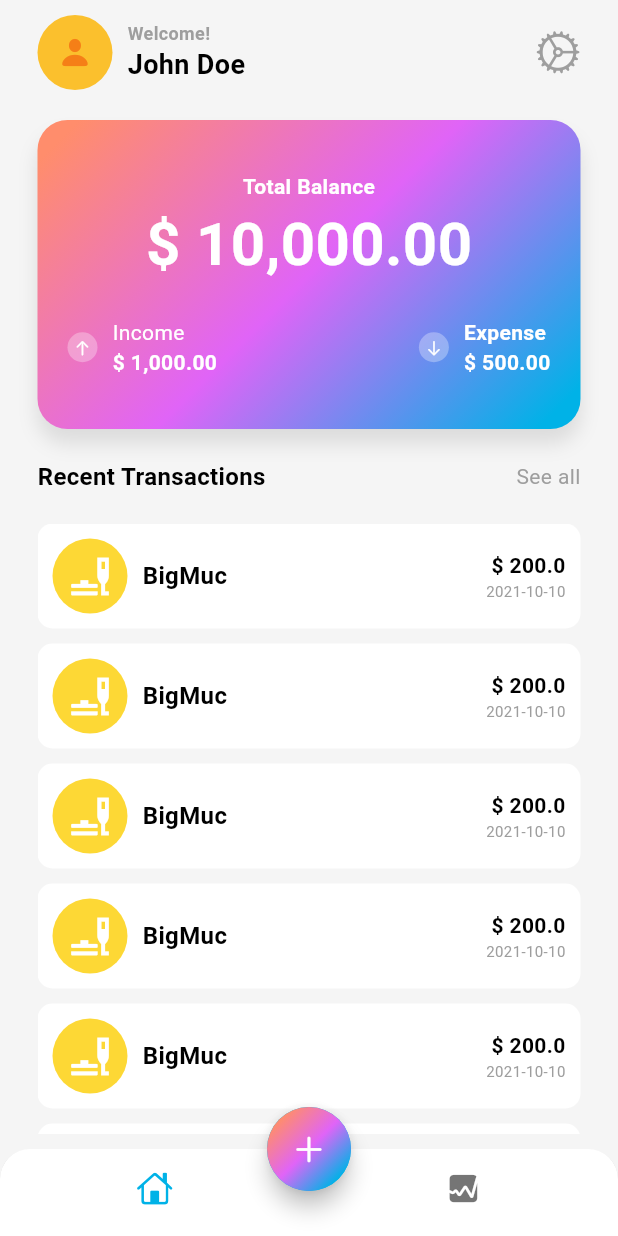
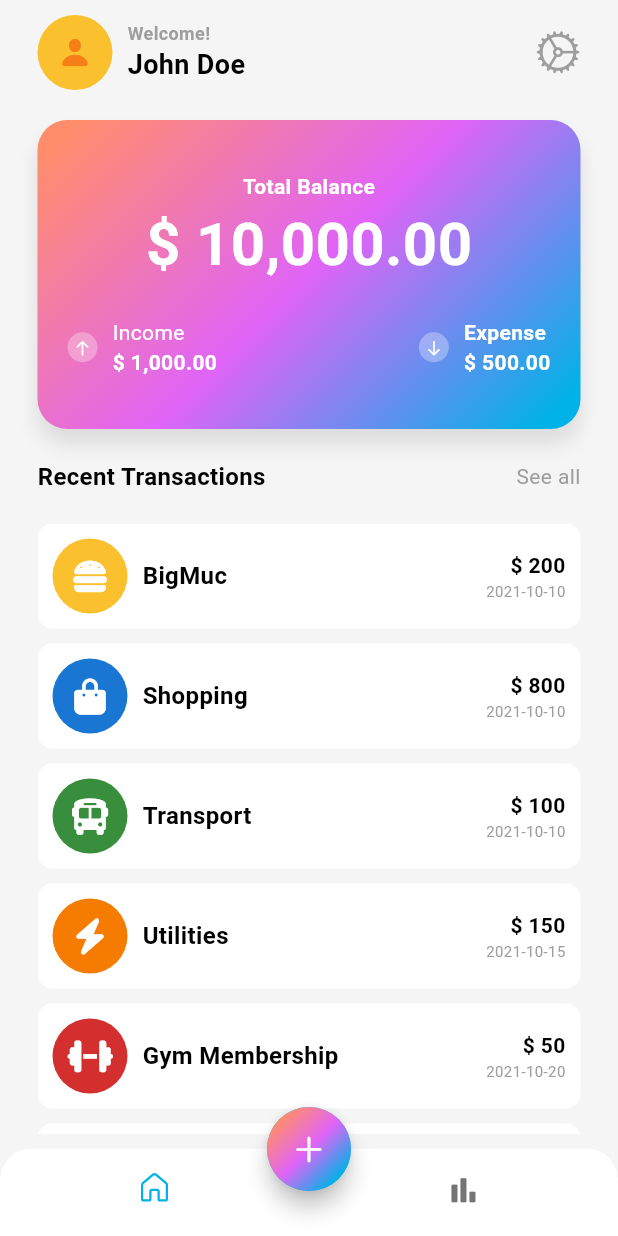
Before and after one commit to nkusikevin/ExpenseTracker, a Flutter app: the screen it shows after launch, on a phone screen of 412 x 824 dp. Run offline on Flutter 3.47's test engine with Material 3 defaults, Android fonts, the phone set to English and light mode, and no system bars; our stand-ins replace fluentui_system_icons, font_awesome_flutter.

Commit message:
final home page

```diff
--- a/expense_tracker/lib/components/expenses_tile.dart
+++ b/expense_tracker/lib/components/expenses_tile.dart
@@ -3,10 +3,11 @@ import 'package:flutter/material.dart';
 class ExpensesTile extends StatelessWidget {
   final String name;
   final String category;
-  final double amount;
+  final int amount;
   final String date;
-  final IconData icon;
-  const ExpensesTile({super.key , required this.name, required this.category, required this.amount, required this.date , required this.icon});
+  final  icon;
+  final Color color;
+  const ExpensesTile({super.key , required this.name, required this.category, required this.amount, required this.date , required this.icon , required this.color});
 
   @override
   Widget build(BuildContext context) {
@@ -25,11 +26,13 @@ class ExpensesTile extends StatelessWidget {
               Container(
                 width: 50,
                 height: 50,
+                alignment: Alignment.center,
                 decoration: BoxDecoration(
                   shape: BoxShape.circle,
-                  color: Colors.yellow[600],
+                  color: color,
+
                 ),
-                child: Icon( icon, size: 30, color: Colors.white),
+                child: icon,
               ),
               const SizedBox(width: 10),
               Text(
--- /dev/null
+++ b/expense_tracker/lib/screens/createExp/add_new_exp.dart
@@ -0,0 +1,17 @@
+import 'package:flutter/material.dart';
+
+class AddNewExp extends StatelessWidget {
+  const AddNewExp({super.key});
+
+  @override
+  Widget build(BuildContext context) {
+    return Scaffold(
+      appBar: AppBar(
+        title: const Text('Add New Expense'),
+      ),
+      body: const Center(
+        child: Text('Add New Expense'),
+      ),
+    );
+  }
+}
--- /dev/null
+++ b/expense_tracker/lib/screens/home/data/data.dart
@@ -0,0 +1,64 @@
+import 'package:font_awesome_flutter/font_awesome_flutter.dart';
+import 'package:flutter/material.dart';
+
+var myData = [
+  {
+    "name": "BigMuc",
+    "icon": const FaIcon(
+      FontAwesomeIcons.burger,
+      color: Colors.white,
+    ),
+    "color": Colors.yellow[700],
+    "category": "food",
+    "amount": 200,
+    "date": "2021-10-10"
+  },
+  {
+    "name": "Shopping",
+    "icon": const FaIcon(FontAwesomeIcons.bagShopping, color: Colors.white),
+    "color": Colors.blue[700],
+    "category": "shopping",
+    "amount": 800,
+    "date": "2021-10-10"
+  },
+  {
+    "name": "Transport",
+    "icon": const FaIcon(FontAwesomeIcons.bus, color: Colors.white),
+    "color": Colors.green[700],
+    "category": "transport",
+    "amount": 100,
+    "date": "2021-10-10"
+  },
+  {
+    "name": "Utilities",
+    "icon": const FaIcon(FontAwesomeIcons.bolt, color: Colors.white),
+    "color": Colors.orange[700],
+    "category": "bills",
+    "amount": 150,
+    "date": "2021-10-15"
+  },
+  {
+    "name": "Gym Membership",
+    "icon": const FaIcon(FontAwesomeIcons.dumbbell, color: Colors.white),
+    "color": Colors.red[700],
+    "category": "health",
+    "amount": 50,
+    "date": "2021-10-20"
+  },
+  {
+    "name": "Movie Night",
+    "icon": const FaIcon(FontAwesomeIcons.film, color: Colors.white),
+    "color": Colors.purple[700],
+    "category": "entertainment",
+    "amount": 30,
+    "date": "2021-10-22"
+  },
+  {
+    "name": "Groceries",
+    "icon": const FaIcon(FontAwesomeIcons.cartShopping, color: Colors.white),
+    "color": Colors.teal[700],
+    "category": "food",
+    "amount": 120,
+    "date": "2021-10-25"
+  },
+];
--- a/expense_tracker/lib/screens/home/views/home_screen.dart
+++ b/expense_tracker/lib/screens/home/views/home_screen.dart
@@ -1,5 +1,7 @@
 import 'dart:math';
-
+import 'package:expense_tracker/screens/createExp/add_new_exp.dart';
+import 'package:expense_tracker/screens/stats/views/stats_view.dart';
+import 'package:fluentui_system_icons/fluentui_system_icons.dart';
 import 'package:expense_tracker/screens/home/views/main_screen.dart';
 import 'package:flutter/cupertino.dart';
 import 'package:flutter/material.dart';
@@ -12,28 +14,44 @@ class HomeScreen extends StatefulWidget {
 }
 
 class _HomeScreenState extends State<HomeScreen> {
+
+
+  var wigetList = [
+    MainScreen(),
+    AddNewExp(),
+    StatsScreen(),
+  ];
+  int _index = 0;
   @override
   Widget build(BuildContext context) {
     return Scaffold(
 
-      body: SafeArea(child:  MainScreen()),
+      body: _index == 0 ? SafeArea(
+        child: MainScreen()
+        ) : SafeArea(child: StatsScreen()),
       bottomNavigationBar: ClipRRect(
         borderRadius: const BorderRadius.only(
           topLeft: Radius.circular(20),
           topRight: Radius.circular(20),
         ),
         child: BottomNavigationBar(
+            currentIndex: _index,
+            onTap: (index) {
+              setState(() {
+                _index = index;
+              });
+            },
             backgroundColor: Colors.white,
             elevation: 3,
             showSelectedLabels: false,
             showUnselectedLabels: false,
             items: const [
               BottomNavigationBarItem(
-                icon: Icon(CupertinoIcons.home),
+                icon: Icon(FluentIcons.home_24_regular),
                 label: 'Home',
               ),
               BottomNavigationBarItem(
-                icon: Icon(CupertinoIcons.graph_square_fill),
+                icon: Icon(CupertinoIcons.chart_bar_alt_fill),
                 label: 'Stats',
               ),
             ]),
@@ -42,7 +60,12 @@ class _HomeScreenState extends State<HomeScreen> {
       floatingActionButton: FloatingActionButton(
         backgroundColor: Theme.of(context).colorScheme.primary,
         shape: const CircleBorder(),
-        onPressed: () {},
+        onPressed: () {
+          Navigator.push(
+            context,
+            MaterialPageRoute(builder: (context) => wigetList[1]),
+          );
+        },
         child: Container(
           width: 60,
           height: 60,
--- a/expense_tracker/lib/screens/home/views/main_screen.dart
+++ b/expense_tracker/lib/screens/home/views/main_screen.dart
@@ -1,6 +1,7 @@
 import 'dart:math';
 
 import 'package:expense_tracker/components/expenses_tile.dart';
+import 'package:expense_tracker/screens/home/data/data.dart';
 import 'package:flutter/cupertino.dart';
 import 'package:flutter/material.dart';
 
@@ -183,16 +184,18 @@ class MainScreen extends StatelessWidget {
           const SizedBox(height: 20),
           Expanded(
             child: ListView.builder(
-              itemCount: 30,
+              itemCount: myData.length,
               shrinkWrap: true,
               physics: const ScrollPhysics(),
-              itemBuilder: (context, int index) {
+              itemBuilder: (context, index) {
                 return ExpensesTile(
-                    name: "BigMuc",
-                    icon: Icons.brunch_dining,
-                    category: "food",
-                    amount: 200,
-                    date: "2021-10-10");
+                  name: myData[index]['name'] as String,
+                  category: myData[index]['category'] as String,
+                  amount: myData[index]['amount'] as int,
+                  date: myData[index]['date'] as String,
+                  icon: myData[index]['icon'] ,
+                  color: myData[index]['color'] as Color,
+                );
               },
             ),
           ),
--- /dev/null
+++ b/expense_tracker/lib/screens/stats/views/stats_view.dart
@@ -0,0 +1,17 @@
+import 'package:flutter/material.dart';
+
+class StatsScreen extends StatelessWidget {
+  const StatsScreen({super.key});
+
+  @override
+  Widget build(BuildContext context) {
+    return Scaffold(
+      appBar: AppBar(
+        title: const Text('Stats'),
+      ),
+      body: const Center(
+        child: Text('Stats'),
+      ),
+    );
+  }
+}
--- a/expense_tracker/pubspec.yaml
+++ b/expense_tracker/pubspec.yaml
@@ -2,7 +2,7 @@ name: expense_tracker
 description: "A new Flutter project."
 # The following line prevents the package from being accidentally published to
 # pub.dev using `flutter pub publish`. This is preferred for private packages.
-publish_to: 'none' # Remove this line if you wish to publish to pub.dev
+publish_to: "none" # Remove this line if you wish to publish to pub.dev
 
 # The following defines the version and build number for your application.
 # A version number is three numbers separated by dots, like 1.2.43
@@ -30,11 +30,12 @@ environment:
 dependencies:
   flutter:
     sdk: flutter
-
+  font_awesome_flutter: ^10.7.0
 
   # The following adds the Cupertino Icons font to your application.
   # Use with the CupertinoIcons class for iOS style icons.
   cupertino_icons: ^1.0.8
+  fluentui_system_icons: ^1.1.260
 
 dev_dependencies:
   flutter_test:
@@ -52,7 +53,6 @@ dev_dependencies:
 
 # The following section is specific to Flutter packages.
 flutter:
-
   # The following line ensures that the Material Icons font is
   # included with your application, so that you can use the icons in
   # the material Icons class.
```
Also changed, not shown: expense_tracker/pubspec.lock.
